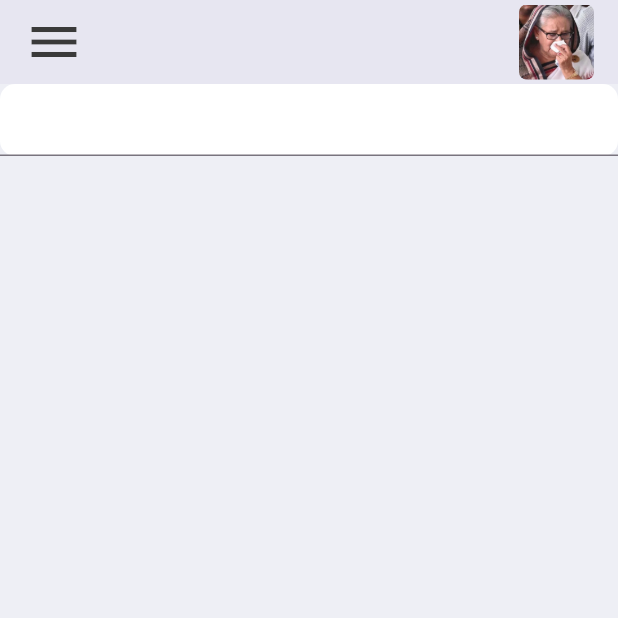
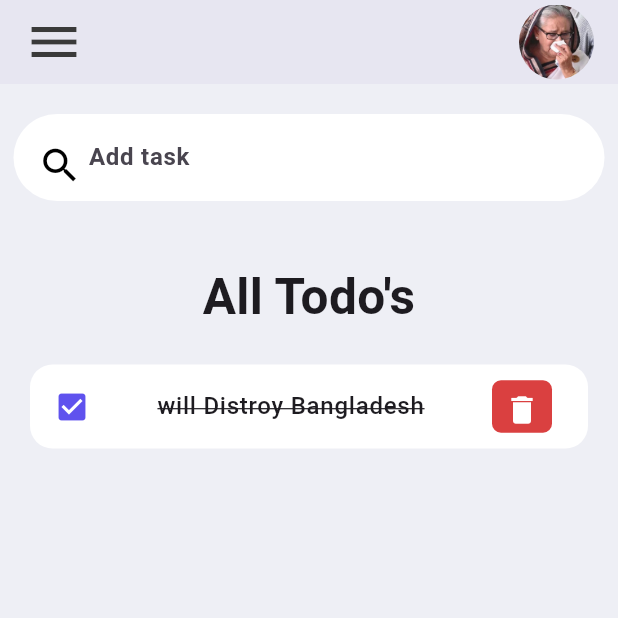
Before and after one commit to Asaduzzaman04/Flutter_app, a Flutter app: the screen it shows after launch, on a phone screen of 412 x 824 dp, the top half of it. Run offline on Flutter 3.47's test engine with Material 3 defaults, Android fonts, the phone set to English and light mode, and no system bars.

Commit message:
todo ui created

```diff
--- a/todo_app/lib/screens/HomePage.dart
+++ b/todo_app/lib/screens/HomePage.dart
@@ -1,6 +1,7 @@
 import 'package:flutter/material.dart';
 import 'package:todo_app/constants/colors.dart';
 import 'package:todo_app/widgets/AppBar.dart';
+import 'package:todo_app/widgets/Body.dart';
 
 class HomePage extends StatefulWidget {
   const HomePage({super.key});
@@ -18,18 +19,7 @@ class _HomePageState extends State<HomePage> {
       // AppBar starts from here
       appBar: buildAppBar(),
       //home main actibity start form here
-      body: Column(
-        children: [
-          // search-bar-container
-          Container(
-            decoration: BoxDecoration(
-                color: Colors.white, borderRadius: BorderRadius.circular(10)),
-            child: TextField(
-
-            ),
-          )
-        ],
-      ),
+      body: bodyWidget() // body widget
     );
   }
 }
--- a/todo_app/lib/widgets/AppBar.dart
+++ b/todo_app/lib/widgets/AppBar.dart
@@ -16,7 +16,7 @@ AppBar buildAppBar() {
           width: 50,
           child: ClipRRect(
             borderRadius:
-                BorderRadius.circular(5), // Apply same radius to all corners
+                BorderRadius.circular(25), // Apply same radius to all corners
             child: Image.asset(
               "asstes/images/killerHasina.jpg",
               fit: BoxFit.cover,
--- /dev/null
+++ b/todo_app/lib/widgets/Body.dart
@@ -0,0 +1,65 @@
+import 'package:flutter/material.dart';
+import 'package:todo_app/constants/colors.dart';
+import 'package:todo_app/widgets/todo_item.dart';
+
+Widget bodyWidget() {
+  return Column(
+    children: [
+      // search-bar-container
+      _SearchBox(),
+      // task-List
+      Expanded(
+        child: ListView(
+          children: [
+            Container(
+                padding : EdgeInsets.all(20),
+              child: Text("All Todo's",
+                style:TextStyle(
+                fontWeight: FontWeight.bold,
+                 fontSize : 33
+                ),
+                textAlign: TextAlign.center,
+              ),
+            ),
+
+
+            //all-todo-Tasks
+            TodoItems()
+          ],
+        ),
+      ),
+    ],
+  );
+}
+
+//====> This widget is now public, so it can be accessed in other files <====\\
+Widget _SearchBox() {
+  return Container(
+    margin: EdgeInsets.symmetric(vertical: 20, horizontal: 9),
+    decoration: BoxDecoration(
+      color: Colors.white,
+      borderRadius: BorderRadius.circular(40),
+    ),
+    padding: EdgeInsets.symmetric(horizontal: 16, vertical: 5),
+    child: TextField(
+      decoration: InputDecoration(
+        prefixIcon: Icon(
+          Icons.search,
+          color: Colors.black,
+          size: 30,
+        ),
+        contentPadding: EdgeInsets.all(0),
+        hintText: 'Add task',
+        border: InputBorder.none,
+        prefixIconConstraints: BoxConstraints(
+          maxHeight: 20,
+          maxWidth: 30,
+        ),
+      ),
+      style: TextStyle(
+        color: tdGrey,
+        fontWeight: FontWeight.bold,
+      ),
+    ),
+  );
+}
--- a/todo_app/lib/widgets/todo_item.dart
+++ b/todo_app/lib/widgets/todo_item.dart
@@ -0,0 +1,52 @@
+import 'package:flutter/material.dart';
+import 'package:todo_app/constants/colors.dart';
+
+class TodoItems extends StatefulWidget {
+  const TodoItems({super.key});
+
+  @override
+  State<TodoItems> createState() => _TodoItemsState();
+}
+
+class _TodoItemsState extends State<TodoItems> {
+  @override
+  Widget build(BuildContext context) {
+    return Container(
+      margin: EdgeInsets.symmetric(horizontal: 20, vertical: 2),
+      child: ListTile(
+        onTap: () {},
+        shape: RoundedRectangleBorder(
+          borderRadius: BorderRadius.circular(15),
+        ),
+        tileColor: Colors.white,
+        //check box
+        leading: Icon(
+          Icons.check_box,
+          color: tdBlue,
+        ),
+        // Task-text
+        title: Text(
+          "will Distroy Bangladesh",
+          style: TextStyle(
+              fontWeight: FontWeight.w500,
+              fontSize: 16,
+              decoration: TextDecoration.lineThrough),
+          textAlign: TextAlign.center,
+        ),
+        //delete button
+        trailing: Container(
+            height: 35,
+            width: 40,
+            decoration: BoxDecoration(
+              borderRadius: BorderRadius.circular(6),
+              color: tdRed,
+            ),
+            child: IconButton(
+              onPressed: () {},
+              icon: Icon(Icons.delete),
+              color: Colors.white,
+            )),
+      ),
+    );
+  }
+}
```
